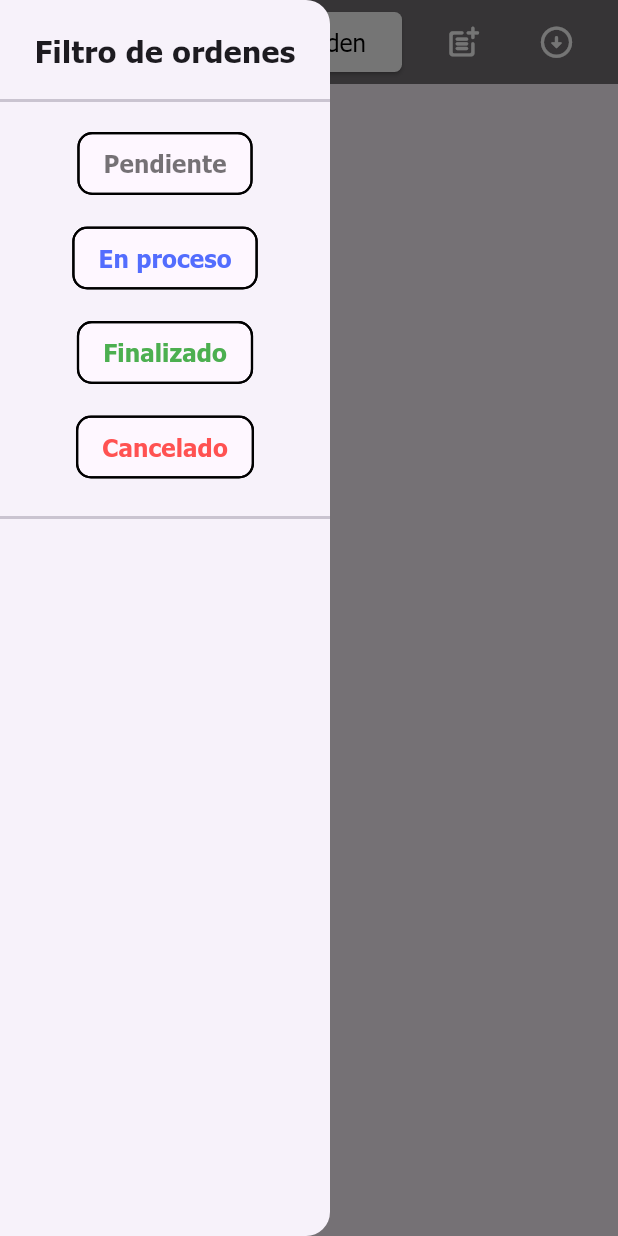
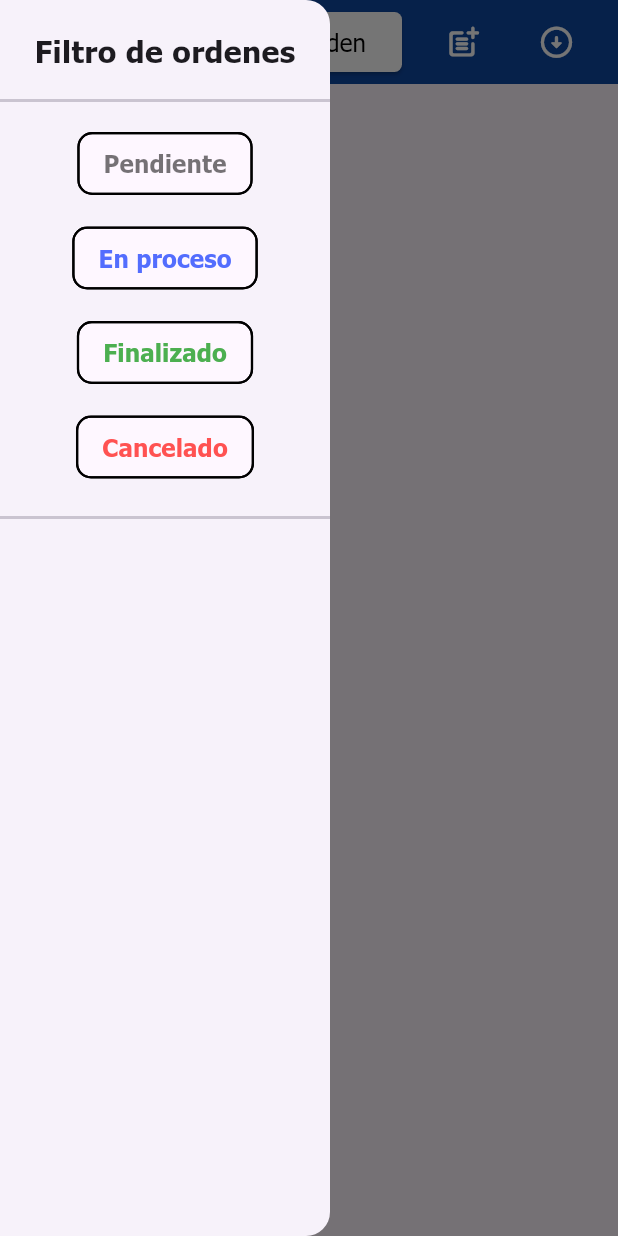
Before and after one commit to Alan-Ovalle/TechTruck-App, a Flutter app: the screen it shows after launch, with the side drawer open, on a phone screen of 412 x 824 dp. Run offline on Flutter 3.47's test engine with Material 3 defaults, Android fonts, the phone set to English and light mode, and no system bars; our stand-ins replace flutter_form_builder, open_file, pdf, printing, shared_preferences, sqflite and 1 more; accounts and stored records are empty.

Commit message:
Color correction 2

```diff
--- a/lib/views/all_orders.dart
+++ b/lib/views/all_orders.dart
@@ -614,7 +614,9 @@ class _AllOrdersState extends State<AllOrders> {
             color: Colors.white,
           ),
         ),
-        backgroundColor: Colors.black54,
+        // backgroundColor: Colors.black54,
+        backgroundColor: Colors.blue.shade900,
+
         centerTitle: true,
         actions: [
           ElevatedButton(
```
Also changed, not shown: lib/widgets/helper_widgets.dart (+8 -7 lines).
